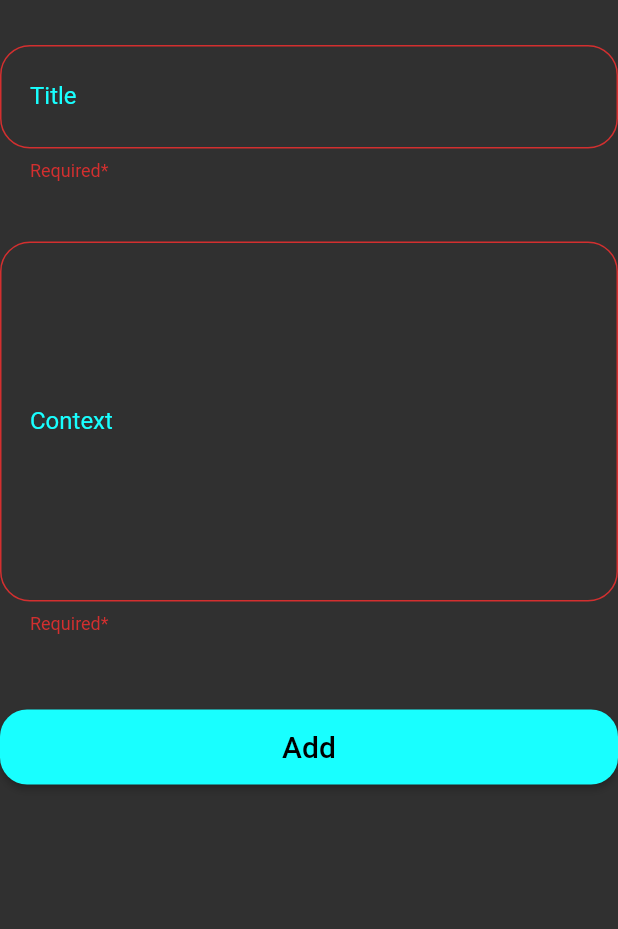
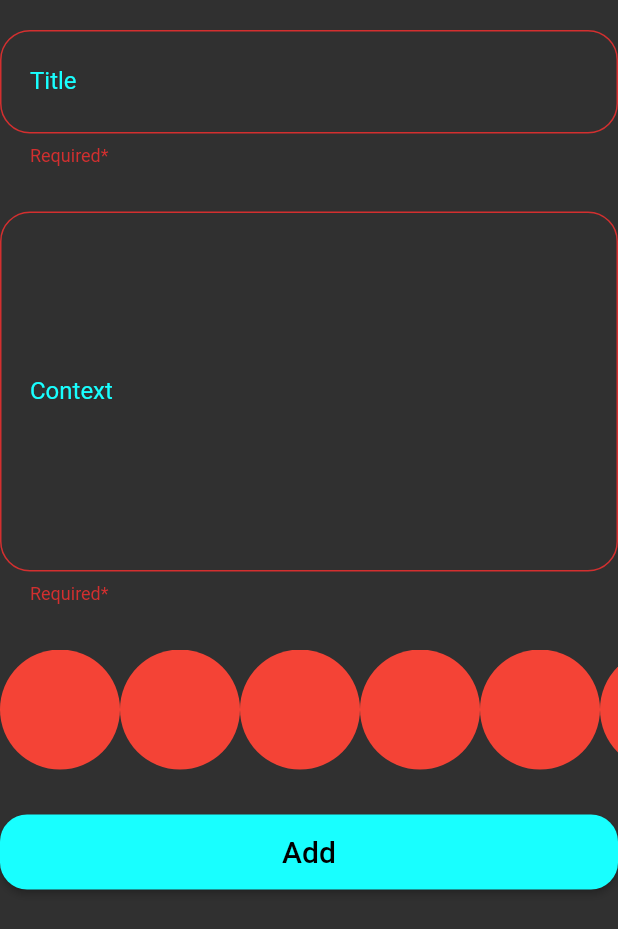
Before and after one commit to Marwanali2/my_notes_app, a Flutter app: the NotesForm widget shown alone on an empty page, opened directly, after a tap on "Add", on a phone screen of 412 x 824 dp. Shown: the top 929 px of the screen. Run offline on Flutter 3.47's test engine with Material 2 defaults, Android fonts, the phone set to English and light mode, and no system bars; our stand-ins replace flutter_bloc, hive, hive_flutter; accounts and stored records are empty.

Commit message:
create colors list view part one

```diff
--- a/lib/views/notes_form.dart
+++ b/lib/views/notes_form.dart
@@ -1,10 +1,12 @@
 import 'package:flutter/material.dart';
 import 'package:flutter_bloc/flutter_bloc.dart';
 import 'package:my_notes_app/models/note_model.dart';
+import 'package:my_notes_app/views/widgets/colors_list_view.dart';
 import '../cubit/cubits/add_notes_cubit/add_notes_cubit.dart';
 import '../cubit/cubits/add_notes_cubit/add_notes_state.dart';
 import 'widgets/custom_button.dart';
 import 'widgets/custom_text_field.dart';
+
 // import 'package:intl/intl.dart';
 class NotesForm extends StatefulWidget {
   NotesForm({Key? key}) : super(key: key);
@@ -29,8 +31,8 @@ class _NotesFormState extends State<NotesForm> {
       autovalidateMode: autovalidateMode,
       child: Column(
         children: [
-          SizedBox(
-            height: 30,
+          const SizedBox(
+            height: 20,
           ),
           CustomTextField(
               label: 'Title',
@@ -38,8 +40,8 @@ class _NotesFormState extends State<NotesForm> {
               onChanged: (data) {
                 fTitle = data;
               }),
-          SizedBox(
-            height: 40,
+          const SizedBox(
+            height: 30,
           ),
           CustomTextField(
             label: 'Context',
@@ -49,21 +51,25 @@ class _NotesFormState extends State<NotesForm> {
               fContent = data;
             },
           ),
-          SizedBox(
-            height: 50,
+          const SizedBox(
+            height: 30,
+          ),
+          const ColorsListView(),
+          const SizedBox(
+            height: 30,
           ),
           BlocBuilder<AddNoteCubit, AddNoteState>(
-            builder: ( context, state) => CustomButton(
+            builder: (context, state) => CustomButton(
               isLoading: state is AddNoteLoadingState ? true : false,
               text: 'Add',
               onPressed: () {
                 if (formKey.currentState!.validate()) {
                   formKey.currentState!.save();
-
                   NoteModel noteModel = NoteModel(
                     title: fTitle!,
                     content: fContent!,
-                    date: '${DateTime.now().day}/${DateTime.now().month}/${DateTime.now().year}/at ${DateTime.now().hour}: ${DateTime.now().minute} O\'Clock ', // اعمل فورمات للتاريخ
+                    date:
+                        '${DateTime.now().day}/${DateTime.now().month}/${DateTime.now().year} at ${DateTime.now().hour}:${DateTime.now().minute}', // اعمل فورمات للتاريخ
                     color: Colors.blue.value,
                   );
                   BlocProvider.of<AddNoteCubit>(context).addNote(noteModel);
@@ -77,7 +83,7 @@ class _NotesFormState extends State<NotesForm> {
               },
             ),
           ),
-          SizedBox(
+          const SizedBox(
             height: 20,
           ),
         ],
--- /dev/null
+++ b/lib/views/widgets/colors_list_view.dart
@@ -0,0 +1,31 @@
+import 'package:flutter/material.dart';
+
+class ColorItem extends StatelessWidget {
+  const ColorItem({Key? key}) : super(key: key);
+
+  @override
+  Widget build(BuildContext context) {
+    return const CircleAvatar(
+      backgroundColor: Colors.red,
+      radius: 40,
+    );
+  }
+}
+
+class ColorsListView extends StatelessWidget {
+  const ColorsListView({Key? key}) : super(key: key);
+
+  @override
+  Widget build(BuildContext context) {
+    return SizedBox(
+      height: 40*2,  // لان السيركل نصف قطرها ب 40 و بالتالي هعمل ارتفاع الليست ضعف نصف القطر
+      child: ListView.builder(
+        itemBuilder: (context, index) {
+          return const ColorItem();
+        },
+        itemCount: 10,
+        scrollDirection: Axis.horizontal,
+      ),
+    );
+  }
+}
```
Also changed, not shown: lib/views/widgets/add_notes_bottom_sheet.dart (+10 -5 lines).
